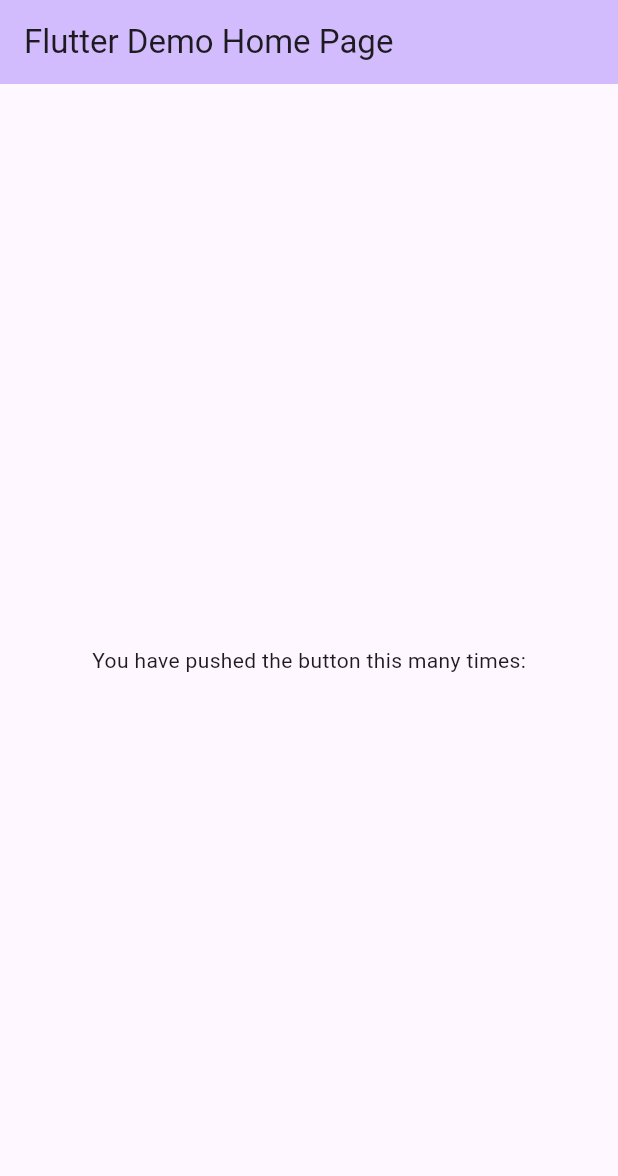
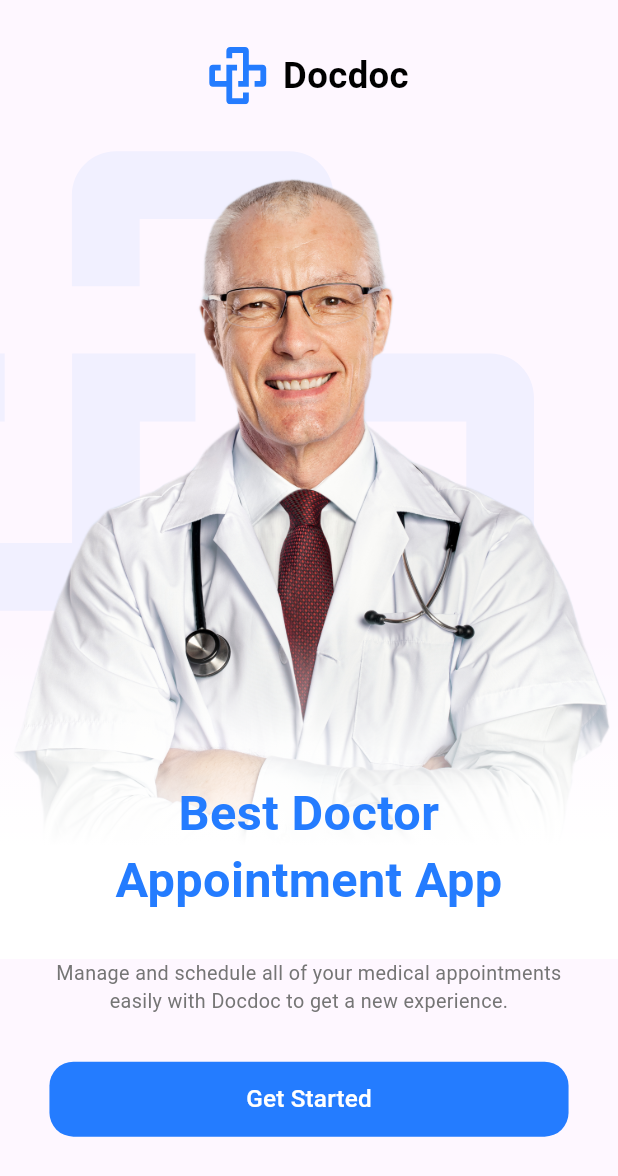
Before and after one commit to hunter17960/flutter_advanced_course, a Flutter app: the screen it shows after launch, on a phone screen of 412 x 824 dp. Shown: the top 1176 px of the screen. Run offline on Flutter 3.47's test engine with Material 3 defaults, Android fonts, the phone set to English and light mode, and no system bars; our stand-ins replace flutter_screenutil, flutter_svg.

Commit message:
-added the Libraries that we are most likely going to use -added images & svgs Folders For assets -made a file for doc_app  client -added Navigation extension -added routing Folder that contains  router Class and routes file -added themeing Folder that contains  colors  & Text styles -added an empty  login screen -added onboarding screen with its widgets

```diff
--- /dev/null
+++ b/lib/core/helpers/extentions.dart
@@ -0,0 +1,20 @@
+import 'package:flutter/material.dart';
+
+extension Navigation on BuildContext {
+  Future<dynamic> pushNamed(String routeName, {Object? arguments}) {
+    return Navigator.of(this).pushNamed(routeName, arguments: arguments);
+  }
+
+  Future<dynamic> pushReplacementNamed(String routeName, {Object? arguments}) {
+    return Navigator.of(this)
+        .pushReplacementNamed(routeName, arguments: arguments);
+  }
+
+  Future<dynamic> pushAndRemoveUntil(String routeName,
+      {Object? arguments, required RoutePredicate predicate}) {
+    return Navigator.of(this)
+        .pushNamedAndRemoveUntil(routeName, predicate, arguments: arguments);
+  }
+
+  void pop() => Navigator.of(this).pop();
+}
--- /dev/null
+++ b/lib/core/routing/app_router.dart
@@ -0,0 +1,31 @@
+import 'package:flutter/material.dart';
+import 'package:flutter_advanced_course/core/routing/routes.dart';
+import 'package:flutter_advanced_course/features/login/login_screen.dart';
+import 'package:flutter_advanced_course/features/onboarding/onboarding_screen.dart';
+
+class AppRouter {
+  Route generateRoute(RouteSettings settings) {
+    final arguments = settings.arguments;
+
+    switch (settings.name) {
+      case Routes.onBoardingScreen:
+        return MaterialPageRoute(
+          builder: (_) => const OnBoardingScreen(),
+        );
+
+      case Routes.loginScreen:
+        return MaterialPageRoute(
+          builder: (_) => const LoginScreen(),
+        );
+
+      default:
+        return MaterialPageRoute(
+          builder: (_) => Scaffold(
+            body: Center(
+              child: Text('no route defined for ${settings.name}'),
+            ),
+          ),
+        );
+    }
+  }
+}
--- /dev/null
+++ b/lib/core/routing/routes.dart
@@ -0,0 +1,4 @@
+class Routes {
+  static const String onBoardingScreen = '/onBoardingScreen';
+  static const String loginScreen = '/loginScreen';
+}
--- /dev/null
+++ b/lib/core/theming/colors.dart
@@ -0,0 +1,6 @@
+import 'package:flutter/material.dart';
+
+class ColorManager {
+  static const Color mainColor = Color(0xFF247CFF);
+  static const Color grayColor = Color(0xFF757575);
+}
--- /dev/null
+++ b/lib/core/theming/styles.dart
@@ -0,0 +1,26 @@
+import 'package:flutter/material.dart';
+import 'package:flutter_advanced_course/core/theming/colors.dart';
+import 'package:flutter_screenutil/flutter_screenutil.dart';
+
+class TextStyles {
+  static TextStyle font24Black700Weight = TextStyle(
+    fontSize: 24.sp,
+    fontWeight: FontWeight.w700,
+    color: Colors.black,
+  );
+  static TextStyle font13GrayRegular = TextStyle(
+    fontSize: 13.sp,
+    fontWeight: FontWeight.normal,
+    color: ColorManager.grayColor,
+  );
+  static TextStyle font32BlueBold = TextStyle(
+    fontSize: 32.sp,
+    fontWeight: FontWeight.bold,
+    color: ColorManager.mainColor,
+  );
+  static TextStyle font16WhiteSEmiBold = TextStyle(
+    fontSize: 16.sp,
+    fontWeight: FontWeight.w500,
+    color: Colors.white,
+  );
+}
--- /dev/null
+++ b/lib/doc_app.dart
@@ -0,0 +1,28 @@
+import 'package:flutter/material.dart';
+import 'package:flutter_advanced_course/core/routing/app_router.dart';
+import 'package:flutter_advanced_course/core/routing/routes.dart';
+import 'package:flutter_advanced_course/core/theming/colors.dart';
+import 'package:flutter_screenutil/flutter_screenutil.dart';
+
+class DocApp extends StatelessWidget {
+  final AppRouter appRouter;
+  const DocApp({super.key, required this.appRouter});
+
+  @override
+  Widget build(BuildContext context) {
+    return ScreenUtilInit(
+      designSize: const Size(375, 812),
+      minTextAdapt: true,
+      splitScreenMode: true,
+      child: MaterialApp(
+        title: 'Doc App',
+        debugShowCheckedModeBanner: false,
+        theme: ThemeData(
+          primaryColor: ColorManager.mainColor,
+        ),
+        initialRoute: Routes.onBoardingScreen,
+        onGenerateRoute: appRouter.generateRoute,
+      ),
+    );
+  }
+}
--- /dev/null
+++ b/lib/features/login/login_screen.dart
@@ -0,0 +1,17 @@
+import 'package:flutter/material.dart';
+
+class LoginScreen extends StatelessWidget {
+  const LoginScreen({super.key});
+
+  @override
+  Widget build(BuildContext context) {
+    return Scaffold(
+      appBar: AppBar(
+        title: const Text('Login Screen'),
+      ),
+      body: const Center(
+        child: Text('Login Screen'),
+      ),
+    );
+  }
+}
--- /dev/null
+++ b/lib/features/onboarding/onboarding_screen.dart
@@ -0,0 +1,47 @@
+import 'package:flutter/material.dart';
+import 'package:flutter_advanced_course/core/theming/styles.dart';
+import 'package:flutter_advanced_course/features/onboarding/widgets/doc_logo_and_name.dart';
+import 'package:flutter_advanced_course/features/onboarding/widgets/doctor_image_and_text.dart';
+import 'package:flutter_advanced_course/features/onboarding/widgets/get_started_button.dart';
+import 'package:flutter_screenutil/flutter_screenutil.dart';
+
+class OnBoardingScreen extends StatelessWidget {
+  const OnBoardingScreen({super.key});
+
+  @override
+  Widget build(BuildContext context) {
+    return Scaffold(
+      body: SafeArea(
+        child: SingleChildScrollView(
+          child: Padding(
+            padding: EdgeInsets.only(
+              top: 30.h,
+              bottom: 30.h,
+            ),
+            child: Column(
+              children: [
+                const DocLogoAndName(),
+                SizedBox(height: 30.h),
+                const DoctorImageAndText(),
+                Padding(
+                  padding: EdgeInsets.symmetric(horizontal: 30.w),
+                  child: Column(
+                    children: [
+                      Text(
+                        'Manage and schedule all of your medical appointments easily with Docdoc to get a new experience.',
+                        style: TextStyles.font13GrayRegular,
+                        textAlign: TextAlign.center,
+                      ),
+                      SizedBox(height: 30.h),
+                      const GetStartedButton(),
+                    ],
+                  ),
+                )
+              ],
+            ),
+          ),
+        ),
+      ),
+    );
+  }
+}
--- /dev/null
+++ b/lib/features/onboarding/widgets/doc_logo_and_name.dart
@@ -0,0 +1,25 @@
+import 'package:flutter/material.dart';
+import 'package:flutter_advanced_course/core/theming/styles.dart';
+import 'package:flutter_screenutil/flutter_screenutil.dart';
+import 'package:flutter_svg/flutter_svg.dart';
+
+class DocLogoAndName extends StatelessWidget {
+  const DocLogoAndName({super.key});
+
+  @override
+  Widget build(BuildContext context) {
+    return Row(
+      mainAxisAlignment: MainAxisAlignment.center,
+      children: [
+        SvgPicture.asset('assets/svgs/docdoc_logo.svg'),
+        SizedBox(
+          width: 10.h,
+        ),
+        Text(
+          'Docdoc',
+          style: TextStyles.font24Black700Weight,
+        ),
+      ],
+    );
+  }
+}
--- /dev/null
+++ b/lib/features/onboarding/widgets/doctor_image_and_text.dart
@@ -0,0 +1,40 @@
+import 'package:flutter/material.dart';
+import 'package:flutter_advanced_course/core/theming/styles.dart';
+import 'package:flutter_svg/flutter_svg.dart';
+
+class DoctorImageAndText extends StatelessWidget {
+  const DoctorImageAndText({super.key});
+
+  @override
+  Widget build(BuildContext context) {
+    return Stack(
+      children: [
+        SvgPicture.asset('assets/svgs/docdoc_logo_low_opacity.svg'),
+        Container(
+          foregroundDecoration: BoxDecoration(
+            gradient: LinearGradient(
+              colors: [
+                Colors.white,
+                Colors.white.withOpacity(0.0),
+              ],
+              begin: Alignment.bottomCenter,
+              end: Alignment.topCenter,
+              stops: const [0.14, 0.4],
+            ),
+          ),
+          child: Image.asset('assets/images/onboarding_doctor.png'),
+        ),
+        Positioned(
+          bottom: 30,
+          left: 0,
+          right: 0,
+          child: Text(
+            'Best Doctor\nAppointment App',
+            textAlign: TextAlign.center,
+            style: TextStyles.font32BlueBold.copyWith(height: 1.4),
+          ),
+        )
+      ],
+    );
+  }
+}
--- /dev/null
+++ b/lib/features/onboarding/widgets/get_started_button.dart
@@ -0,0 +1,35 @@
+import 'package:flutter/material.dart';
+import 'package:flutter/widgets.dart';
+import 'package:flutter_advanced_course/core/helpers/extentions.dart';
+import 'package:flutter_advanced_course/core/routing/routes.dart';
+import 'package:flutter_advanced_course/core/theming/colors.dart';
+import 'package:flutter_advanced_course/core/theming/styles.dart';
+
+class GetStartedButton extends StatelessWidget {
+  const GetStartedButton({super.key});
+
+  @override
+  Widget build(BuildContext context) {
+    return TextButton(
+      onPressed: () {
+        context.pushNamed(Routes.loginScreen);
+      },
+      style: ButtonStyle(
+        backgroundColor: MaterialStateProperty.all(ColorManager.mainColor),
+        tapTargetSize: MaterialTapTargetSize.shrinkWrap,
+        minimumSize: MaterialStateProperty.all(
+          const Size(double.infinity, 50),
+        ),
+        shape: MaterialStateProperty.all(
+          RoundedRectangleBorder(
+            borderRadius: BorderRadius.circular(16),
+          ),
+        ),
+      ),
+      child: Text(
+        'Get Started',
+        style: TextStyles.font16WhiteSEmiBold,
+      ),
+    );
+  }
+}
--- a/lib/main.dart
+++ b/lib/main.dart
@@ -1,50 +1,9 @@
 import 'package:flutter/material.dart';
+import 'package:flutter_advanced_course/core/routing/app_router.dart';
+import 'package:flutter_advanced_course/doc_app.dart';
 
 void main() {
-  runApp(const MyApp());
+  runApp(DocApp(
+    appRouter: AppRouter(),
+  ));
 }
-
-class MyApp extends StatelessWidget {
-  const MyApp({super.key});
-  @override
-  Widget build(BuildContext context) {
-    return MaterialApp(
-      title: 'Flutter Demo',
-      theme: ThemeData(
-        colorScheme: ColorScheme.fromSeed(seedColor: Colors.deepPurple),
-        useMaterial3: true,
-      ),
-      home: const MyHomePage(title: 'Flutter Demo Home Page'),
-    );
-  }
-}
-
-class MyHomePage extends StatefulWidget {
-  const MyHomePage({super.key, required this.title});
-  final String title;
-
-  @override
-  State<MyHomePage> createState() => _MyHomePageState();
-}
-
-class _MyHomePageState extends State<MyHomePage> {
-  @override
-  Widget build(BuildContext context) {
-    return Scaffold(
-      appBar: AppBar(
-        backgroundColor: Theme.of(context).colorScheme.inversePrimary,
-        title: Text(widget.title),
-      ),
-      body: const Center(
-        child: Column(
-          mainAxisAlignment: MainAxisAlignment.center,
-          children: <Widget>[
-            Text(
-              'You have pushed the button this many times:',
-            ),
-          ],
-        ),
-      ),
-    );
-  }
-}
```
Also changed, not shown: pubspec.yaml (+30 -3 lines), assets/images/onboarding_doctor.png (added), assets/svgs/docdoc_logo.svg (added), assets/svgs/docdoc_logo_low_opacity.svg (added), pubspec.lock, 4 other files.
